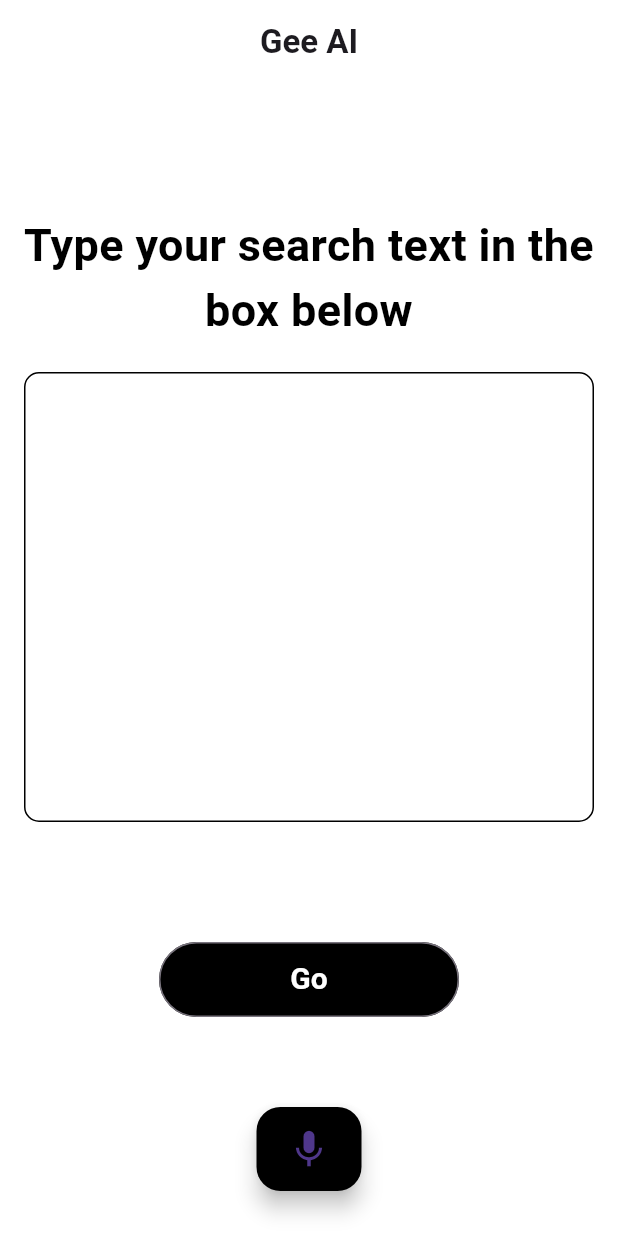
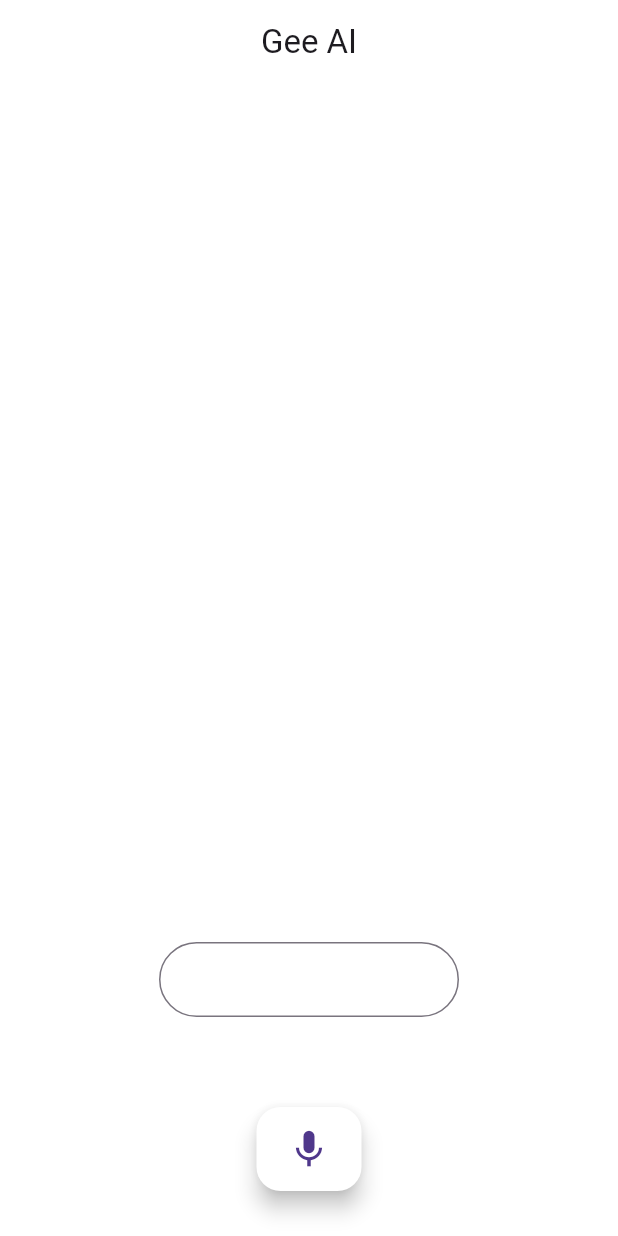
Before and after one commit to Shalom-Nankam/gee, a Flutter app: the screen it shows after launch, after a tap on the "edit note" icon, on a phone screen of 412 x 824 dp. Run offline on Flutter 3.47's test engine with Material 2 defaults, Android fonts, the phone set to English and light mode, and no system bars; our stand-ins replace flutter_native_splash, get, shared_preferences, speech_to_text.

Commit message:
Refactored the UI code to make use of the set theme

```diff
--- a/lib/models/app_theme.dart
+++ b/lib/models/app_theme.dart
@@ -11,6 +11,11 @@ class AppTheme {
   static ThemeData setAppTheme() {
     AppTheme.getTheme();
     return ThemeData(
+        outlinedButtonTheme: OutlinedButtonThemeData(
+            style: ButtonStyle(
+                backgroundColor: darkMode
+                    ? const MaterialStatePropertyAll(Color(0xff000000))
+                    : const MaterialStatePropertyAll(Color(0xffffffff)))),
         useMaterial3: true,
         iconTheme: IconThemeData(
             color: darkMode ? const Color(0xff000000) : const Color(0xffffffff),
--- a/lib/views/home_view.dart
+++ b/lib/views/home_view.dart
@@ -1,5 +1,6 @@
 import 'package:flutter/material.dart';
 import 'package:gee/controllers/home_controller.dart';
+import 'package:gee/models/app_theme.dart';
 import 'package:gee/views/statelessview.dart';
 import 'package:gee/widgets/search_button.dart';
 
@@ -14,7 +15,7 @@ class HomeView extends StatelessView<HomeScreen, HomeController> {
       appBar: AppBar(
         title: const Text(
           'Gee AI',
-          style: TextStyle(fontSize: 22, fontWeight: FontWeight.bold),
+          // style: TextStyle(fontSize: 22, fontWeight: FontWeight.bold),
         ),
         actions: [
           IconButton(onPressed: () {}, icon: const Icon(Icons.wb_sunny))
@@ -31,7 +32,7 @@ class HomeView extends StatelessView<HomeScreen, HomeController> {
       floatingActionButton: Padding(
         padding: const EdgeInsets.only(bottom: 30),
         child: FloatingActionButton.extended(
-          backgroundColor: const Color(0xff000000),
+          // backgroundColor: const Color(0xff000000),
           onPressed: () => controller.useSearchBox(),
           label: controller.typeSearch
               ? const Icon(
@@ -62,12 +63,14 @@ class TypeSearch extends StatelessWidget {
         const SizedBox(
           height: 70,
         ),
-        const Text('Type your search text in the box below',
+        Text('Type your search text in the box below',
             textAlign: TextAlign.center,
             style: TextStyle(
                 fontSize: 30,
                 fontWeight: FontWeight.bold,
-                color: Color(0xff000000))),
+                color: AppTheme.darkMode
+                    ? const Color(0xff000000)
+                    : const Color(0xffffffff))),
         const SizedBox(
           height: 20,
         ),
@@ -77,8 +80,10 @@ class TypeSearch extends StatelessWidget {
           height: 300,
           decoration: BoxDecoration(
               borderRadius: BorderRadius.circular(10),
-              border: const Border.fromBorderSide(
-                  BorderSide(color: Color(0xff000000)))),
+              border: Border.fromBorderSide(BorderSide(
+                  color: AppTheme.darkMode
+                      ? const Color(0xff000000)
+                      : const Color(0xffffffff)))),
           child: const TextField(
             decoration: InputDecoration(border: InputBorder.none),
             expands: true,
@@ -117,10 +122,12 @@ class RecordSearch extends StatelessWidget {
                 ? controller.stopRecordInstruction
                 : controller.recordInstruction,
             textAlign: TextAlign.center,
-            style: const TextStyle(
+            style: TextStyle(
                 fontSize: 30,
                 fontWeight: FontWeight.bold,
-                color: Color(0xff000000))),
+                color: AppTheme.darkMode
+                    ? const Color(0xff000000)
+                    : const Color(0xffffffff))),
         const SizedBox(
           height: 40,
         ),
--- a/lib/widgets/record_speech_button.dart
+++ b/lib/widgets/record_speech_button.dart
@@ -1,4 +1,5 @@
 import 'package:flutter/material.dart';
+import 'package:gee/models/app_theme.dart';
 
 class RecordSpeechButton extends StatelessWidget {
   const RecordSpeechButton(
@@ -14,7 +15,11 @@ class RecordSpeechButton extends StatelessWidget {
       padding: const EdgeInsets.all(30),
       decoration: BoxDecoration(
           borderRadius: BorderRadius.circular(100),
-          border: Border.all(color: const Color(0xff000000), width: 2)),
+          border: Border.all(
+              color: AppTheme.darkMode
+                  ? const Color(0xff000000)
+                  : const Color(0xffffffff),
+              width: 2)),
       child: IconButton(
           onPressed: pressAction,
           icon: toRecord
--- a/lib/widgets/search_button.dart
+++ b/lib/widgets/search_button.dart
@@ -10,9 +10,9 @@ class SearchButton extends StatelessWidget {
       height: 50,
       width: 200,
       child: OutlinedButton(
-          style: ButtonStyle(
-              backgroundColor:
-                  MaterialStateProperty.all(const Color(0xff000000))),
+          // style: ButtonStyle(
+          //     backgroundColor:
+          //         MaterialStateProperty.all(const Color(0xff000000))),
           onPressed: pressAction,
           child: const Text(
             'Go',
```
Also changed, not shown: 1 other file.
